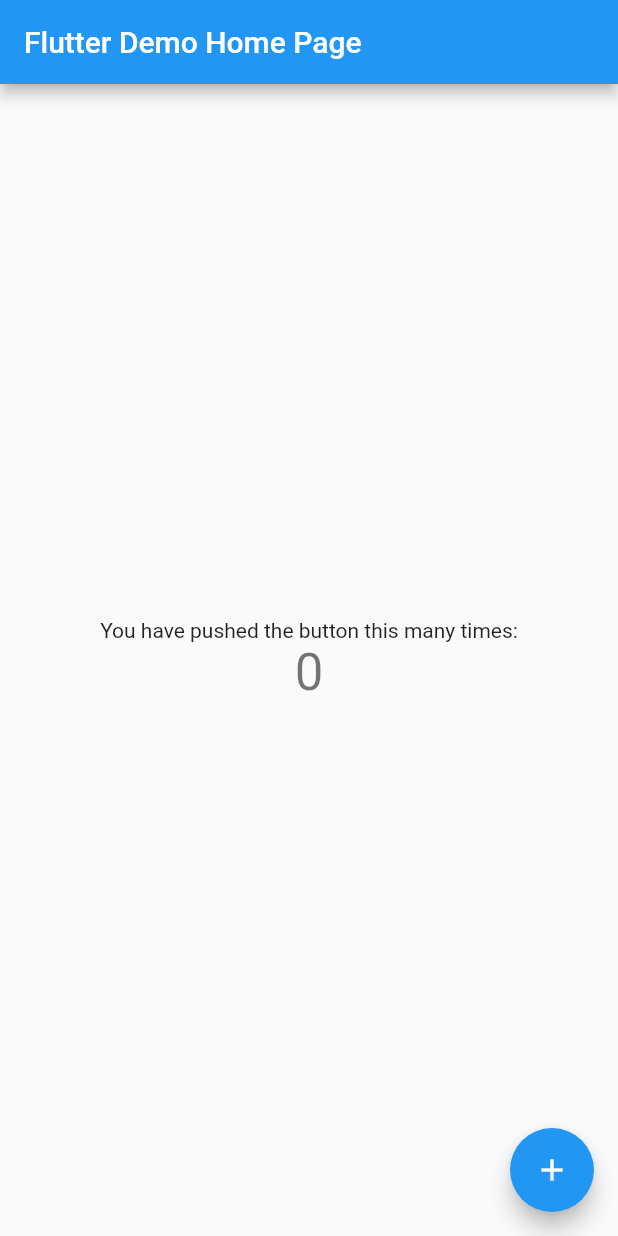
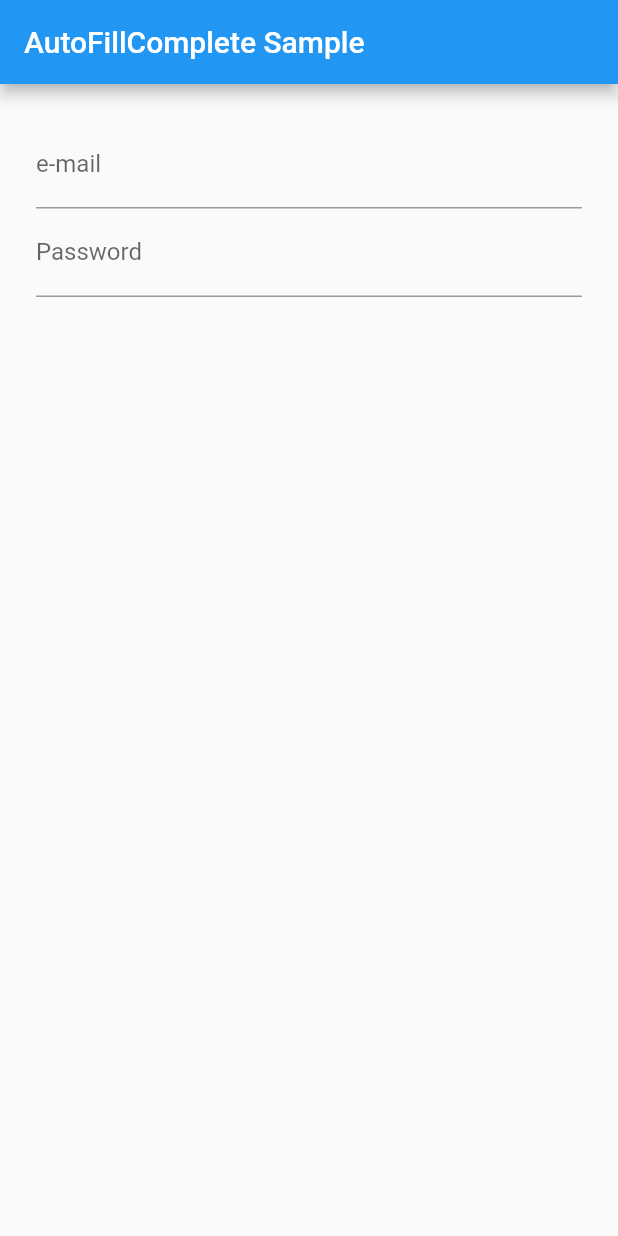
Before and after one commit to dai10512/code_sample_auto_complete, a Flutter app: the screen it shows after launch, on a phone screen of 412 x 824 dp. Run offline on Flutter 3.47's test engine with Material 2 defaults, Android fonts, the phone set to English and light mode, and no system bars.

Commit message:
first commit

```diff
--- a/lib/main.dart
+++ b/lib/main.dart
@@ -7,109 +7,85 @@ void main() {
 class MyApp extends StatelessWidget {
   const MyApp({Key? key}) : super(key: key);
 
-  // This widget is the root of your application.
   @override
   Widget build(BuildContext context) {
     return MaterialApp(
-      title: 'Flutter Demo',
+      title: 'AutoFillComplete Sample',
       theme: ThemeData(
-        // This is the theme of your application.
-        //
-        // Try running your application with "flutter run". You'll see the
-        // application has a blue toolbar. Then, without quitting the app, try
-        // changing the primarySwatch below to Colors.green and then invoke
-        // "hot reload" (press "r" in the console where you ran "flutter run",
-        // or simply save your changes to "hot reload" in a Flutter IDE).
-        // Notice that the counter didn't reset back to zero; the application
-        // is not restarted.
         primarySwatch: Colors.blue,
       ),
-      home: const MyHomePage(title: 'Flutter Demo Home Page'),
+      home: const MyHomePage(),
     );
   }
 }
 
-class MyHomePage extends StatefulWidget {
-  const MyHomePage({Key? key, required this.title}) : super(key: key);
+// class MyHomePage extends StatefulWidget {
+//   const MyHomePage({Key? key, required this.title}) : super(key: key);
 
-  // This widget is the home page of your application. It is stateful, meaning
-  // that it has a State object (defined below) that contains fields that affect
-  // how it looks.
+//   final String title;
 
-  // This class is the configuration for the state. It holds the values (in this
-  // case the title) provided by the parent (in this case the App widget) and
-  // used by the build method of the State. Fields in a Widget subclass are
-  // always marked "final".
+//   @override
+//   State<MyHomePage> createState() => _MyHomePageState();
+// }
 
-  final String title;
+// class _MyHomePageState extends State<MyHomePage> {
+//   @override
+//   Widget build(BuildContext context) {
+//     return Scaffold(
+//       appBar: AppBar(
+//         title: Text(widget.title),
+//       ),
+//       body: Center(
+//         child: Padding(
+//           padding: const EdgeInsets.all(24.0),
+//           child: Column(
+//             children: [
+//               TextFormField(
+//                 keyboardType: TextInputType.emailAddress,
+//                 decoration: const InputDecoration(labelText: "e-mail"),
+//               ),
+//               TextFormField(
+//                 keyboardType: TextInputType.visiblePassword,
+//                 decoration: const InputDecoration(labelText: "Password"),
+//                 obscureText: true,
+//                 autofillHints: const [AutofillHints.password],
+//               ),
+//             ],
+//           ),
+//         ),
+//       ),
+//     );
+//   }
+// }
 
-  @override
-  State<MyHomePage> createState() => _MyHomePageState();
-}
-
-class _MyHomePageState extends State<MyHomePage> {
-  int _counter = 0;
-
-  void _incrementCounter() {
-    setState(() {
-      // This call to setState tells the Flutter framework that something has
-      // changed in this State, which causes it to rerun the build method below
-      // so that the display can reflect the updated values. If we changed
-      // _counter without calling setState(), then the build method would not be
-      // called again, and so nothing would appear to happen.
-      _counter++;
-    });
-  }
+class MyHomePage extends StatelessWidget {
+  const MyHomePage({Key? key}) : super(key: key);
 
   @override
   Widget build(BuildContext context) {
-    // This method is rerun every time setState is called, for instance as done
-    // by the _incrementCounter method above.
-    //
-    // The Flutter framework has been optimized to make rerunning build methods
-    // fast, so that you can just rebuild anything that needs updating rather
-    // than having to individually change instances of widgets.
     return Scaffold(
       appBar: AppBar(
-        // Here we take the value from the MyHomePage object that was created by
-        // the App.build method, and use it to set our appbar title.
-        title: Text(widget.title),
+        title: const Text('AutoFillComplete Sample'),
       ),
       body: Center(
-        // Center is a layout widget. It takes a single child and positions it
-        // in the middle of the parent.
-        child: Column(
-          // Column is also a layout widget. It takes a list of children and
-          // arranges them vertically. By default, it sizes itself to fit its
-          // children horizontally, and tries to be as tall as its parent.
-          //
-          // Invoke "debug painting" (press "p" in the console, choose the
-          // "Toggle Debug Paint" action from the Flutter Inspector in Android
-          // Studio, or the "Toggle Debug Paint" command in Visual Studio Code)
-          // to see the wireframe for each widget.
-          //
-          // Column has various properties to control how it sizes itself and
-          // how it positions its children. Here we use mainAxisAlignment to
-          // center the children vertically; the main axis here is the vertical
-          // axis because Columns are vertical (the cross axis would be
-          // horizontal).
-          mainAxisAlignment: MainAxisAlignment.center,
-          children: <Widget>[
-            const Text(
-              'You have pushed the button this many times:',
-            ),
-            Text(
-              '$_counter',
-              style: Theme.of(context).textTheme.headline4,
-            ),
-          ],
+        child: Padding(
+          padding: const EdgeInsets.all(24.0),
+          child: Column(
+            children: [
+              TextFormField(
+                keyboardType: TextInputType.emailAddress,
+                decoration: const InputDecoration(labelText: "e-mail"),
+              ),
+              TextFormField(
+                keyboardType: TextInputType.visiblePassword,
+                decoration: const InputDecoration(labelText: "Password"),
+                obscureText: true,
+                autofillHints: const [AutofillHints.password],
+              ),
+            ],
+          ),
         ),
       ),
-      floatingActionButton: FloatingActionButton(
-        onPressed: _incrementCounter,
-        tooltip: 'Increment',
-        child: const Icon(Icons.add),
-      ), // This trailing comma makes auto-formatting nicer for build methods.
     );
   }
 }
```
Also changed, not shown: 22 other files.
